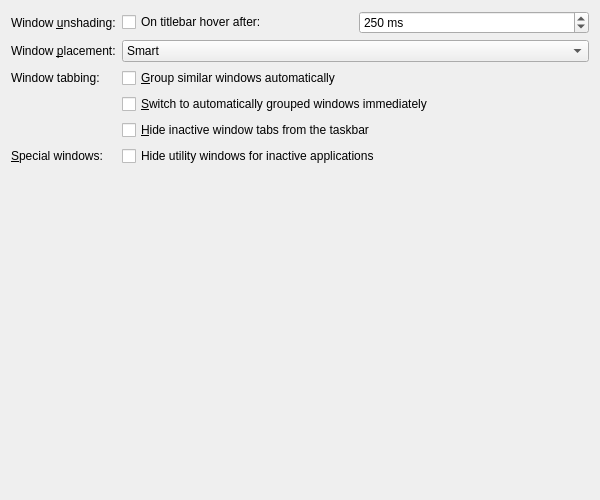
The window that kcmkwin/kwinoptions/advanced.ui (KDE/kwin) describes before a commit, drawn with Qt 5.
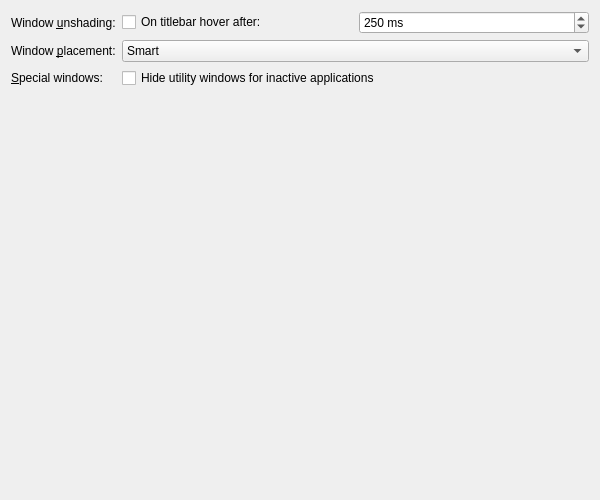
The same window after the commit. Custom widgets are drawn as their Qt base class.

Commit message:
Remove disabled TabGroup feature
Summary:
This has been commented out since 2014, I doubt it will come back.
This is a big amount of code, maintenance will be easier without it.

Reviewers: #kwin, zzag

Reviewed By: #kwin, zzag

Subscribers: romangg, graesslin, kwin

Tags: #kwin, #documentation

The edit to the form file:
```diff
--- a/kcmkwin/kwinoptions/advanced.ui
+++ b/kcmkwin/kwinoptions/advanced.ui
@@ -113,33 +113,6 @@
     </widget>
    </item>
    <item row="2" column="0">
-    <widget class="QLabel" name="windowTabbingLabel">
-     <property name="text">
-      <string>Window tabbing:</string>
-     </property>
-    </widget>
-   </item>
-   <item row="3" column="1">
-    <widget class="QCheckBox" name="autogroupInForeground">
-     <property name="whatsThis">
-      <string>When turned on immediately switch to any new window tabs that were automatically added to the current group.</string>
-     </property>
-     <property name="text">
-      <string>&amp;Switch to automatically grouped windows immediately</string>
-     </property>
-    </widget>
-   </item>
-   <item row="4" column="1">
-    <widget class="QCheckBox" name="inactiveTabsSkipTaskbar">
-     <property name="whatsThis">
-      <string>When turned on hide all tabs that are not active from the taskbar.</string>
-     </property>
-     <property name="text">
-      <string>&amp;Hide inactive window tabs from the taskbar</string>
-     </property>
-    </widget>
-   </item>
-   <item row="5" column="0">
     <widget class="QLabel" name="specialWindowsLabel">
      <property name="text">
       <string>&amp;Special windows:</string>
@@ -149,7 +122,7 @@
      </property>
     </widget>
    </item>
-   <item row="5" column="1">
+   <item row="2" column="1">
     <widget class="QCheckBox" name="hideUtilityWindowsForInactive">
      <property name="whatsThis">
       <string>When turned on, utility windows (tool windows, torn-off menus,...) of inactive applications will be hidden and will be shown only when the application becomes active. Note that applications have to mark the windows with the proper window type for this feature to work.</string>
@@ -159,16 +132,6 @@
      </property>
     </widget>
    </item>
-   <item row="2" column="1">
-    <widget class="QCheckBox" name="autogroupSimilarWindows">
-     <property name="whatsThis">
-      <string>When turned on attempt to automatically detect when a newly opened window is related to an existing one and place them in the same window group.</string>
-     </property>
-     <property name="text">
-      <string>&amp;Group similar windows automatically</string>
-     </property>
-    </widget>
-   </item>
   </layout>
  </widget>
  <customwidgets>
```
The commit also changes 45 other files.
